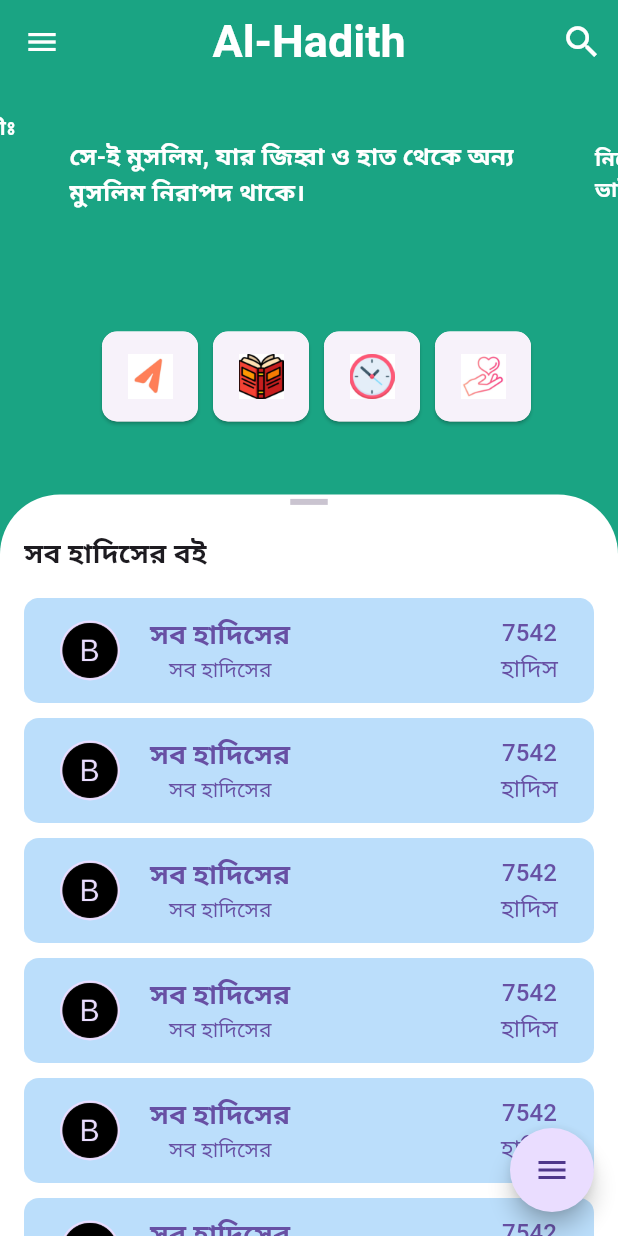
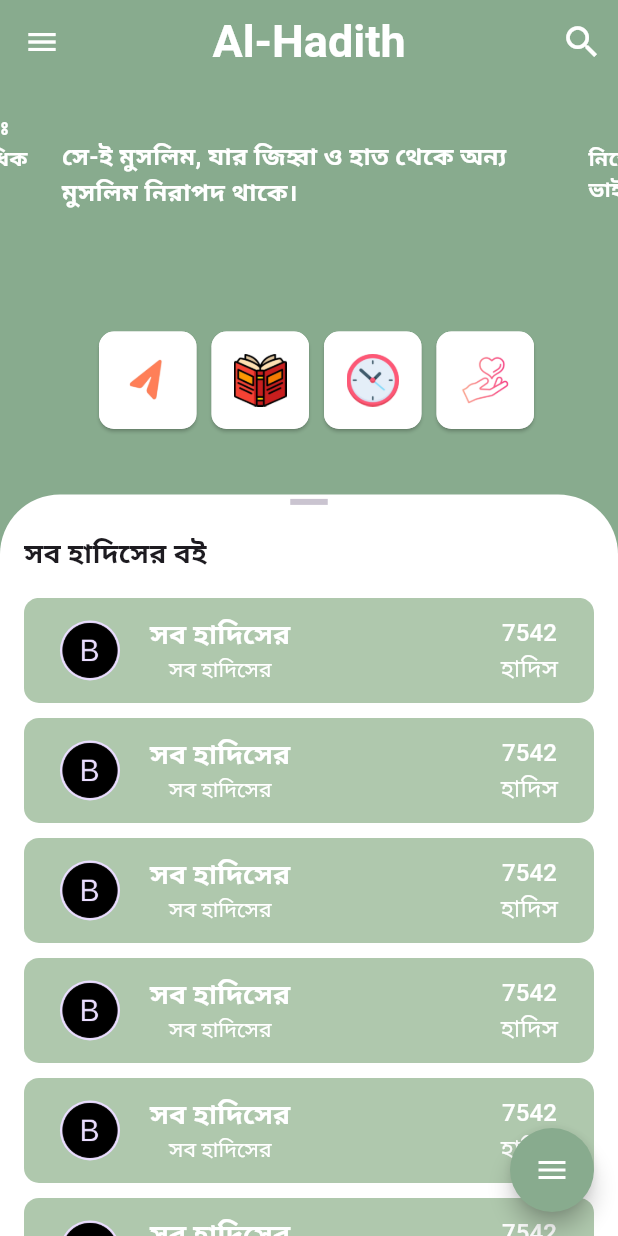
Before and after one commit to faisaldevs/al-hadith, a Flutter app: the screen it shows after launch, on a phone screen of 412 x 824 dp. Run offline on Flutter 3.47's test engine with Material 3 defaults, Android fonts, the phone set to English and light mode, and no system bars; drawn by our look-alikes of carousel_slider, flutter_advanced_drawer, flutter_speed_dial; our stand-ins replace drift, get; accounts and stored records are empty.

Commit message:
new look and  icon pblm solved

```diff
--- a/lib/app/screens/drawer/drawer.dart
+++ b/lib/app/screens/drawer/drawer.dart
@@ -1,5 +1,6 @@
 import 'package:flutter/material.dart';
 import 'package:flutter_advanced_drawer/flutter_advanced_drawer.dart';
+import 'package:get/get.dart';
 
 import '../../theme/app_colors.dart';
 import '../home_page/floating_button/floating_button.dart';
@@ -25,7 +26,7 @@ class _HomePageState extends State<HomePage> {
           gradient: LinearGradient(
             begin: Alignment.topLeft,
             end: Alignment.bottomRight,
-            colors: [AppColors.primaryGreen, AppColors.transparentGrey.withOpacity(1.0)],
+            colors: [AppColors.primaryGreen, AppColors.primaryColor.withOpacity(1)],
           ),
         ),
       ),
@@ -55,9 +56,10 @@ class _HomePageState extends State<HomePage> {
             child: Column(
               mainAxisSize: MainAxisSize.max,
               children: [
+                SizedBox(height: 12,),
                 Container(
-                  width: 128.0,
-                  height: 128.0,
+                  width: Get.width,
+                  height: 120.0,
                   margin: const EdgeInsets.only(
                     top: 24.0,
                     bottom: 64.0,
@@ -68,29 +70,58 @@ class _HomePageState extends State<HomePage> {
                     shape: BoxShape.circle,
                   ),
                   child: Image.asset(
-                    'assets/listTile.png',
+                    'assets/logo/logo2.png',
                   ),
                 ),
-                ListTile(
+                // Divider(color: Colors.black,height: 5,),
+                Card(
+                  color: AppColors.primaryColor,
+                  shadowColor: Colors.black,
+                  elevation: 5,
+                  child: ListTile(
                     onTap: () {},
                     leading: Icon(Icons.home),
                     title: Text('Home'),
                   ),
-                ListTile(
+                ),
+                // Divider(color: Colors.black,height: 5,),
+
+                Card(
+                  color: AppColors.primaryColor,
+                  shadowColor:Colors.black,
+                  elevation: 5,
+                  child: ListTile(
                     onTap: () {},
                     leading: Icon(Icons.account_circle_rounded),
                     title: Text('Profile'),
                   ),
-                ListTile(
+                ),
+                // Divider(color: Colors.black,height: 5,),
+
+                Card(
+                  color: AppColors.primaryColor,
+                  shadowColor:Colors.black,
+                  elevation: 5,
+                  child: ListTile(
                     onTap: () {},
                     leading: Icon(Icons.favorite),
                     title: Text('Favourites'),
                   ),
-                ListTile(
+                ),
+                // Divider(color: Colors.black,height: 5,),
+
+                Card(
+                  color: AppColors.primaryColor,
+                  shadowColor:Colors.black,
+                  elevation: 5,
+                  child: ListTile(
                     onTap: () {},
                     leading: Icon(Icons.settings),
                     title: Text('Settings'),
                   ),
+                ),
+                // Divider(color: Colors.black,height: 5,),
+
                 Spacer(),
                 DefaultTextStyle(
                   style: TextStyle(
--- a/lib/app/screens/global_components/custom_icon_button.dart
+++ b/lib/app/screens/global_components/custom_icon_button.dart
@@ -1,3 +1,4 @@
+import 'package:al_hadith/app/theme/app_colors.dart';
 import 'package:flutter/material.dart';
 
 class CustomIconButtons extends StatelessWidget {
@@ -11,8 +12,9 @@ class CustomIconButtons extends StatelessWidget {
       margin: const EdgeInsets.only(left: 10),
       // padding: const EdgeInsets.all(15),
       decoration: const BoxDecoration(
-        color: Colors.white,
+        color: AppColors.white,
         borderRadius: BorderRadius.all(Radius.circular(10)),
+
       ),
       child: ElevatedButton(
         style: ButtonStyle(
@@ -24,12 +26,16 @@ class CustomIconButtons extends StatelessWidget {
               borderRadius: BorderRadius.circular(10),
             ),
           ),
+          backgroundColor: MaterialStatePropertyAll(
+            AppColors.white
+          )
         ),
         child: Image.asset(
           imageUrl,
-          width: 30,
+          width: 35,
         ),
         onPressed: () {},
+
       ),
     );
   }
--- a/lib/app/screens/home_page/components/home_list_tile.dart
+++ b/lib/app/screens/home_page/components/home_list_tile.dart
@@ -1,11 +1,10 @@
+import 'package:al_hadith/app/theme/app_colors.dart';
 import 'package:al_hadith/utils/assets_links.dart';
 import 'package:flutter/material.dart';
 import 'package:get/get.dart';
 
 class HomeListTile extends StatelessWidget {
-  const HomeListTile({super.key, required this.onPressed});
-  final Function() onPressed;
-
+  const HomeListTile({super.key, required Function() onPressed});
 
   @override
   Widget build(BuildContext context) {
@@ -20,7 +19,7 @@ class HomeListTile extends StatelessWidget {
               // padding: MaterialStatePropertyAll(EdgeInsets.zero),
               elevation: const MaterialStatePropertyAll(0),
               backgroundColor: MaterialStatePropertyAll(
-                Colors.blue[100],
+              AppColors.primaryGreen,
               ),
               // side: MaterialStatePropertyAll(BorderSide()),
               shape: MaterialStatePropertyAll(
@@ -28,7 +27,7 @@ class HomeListTile extends StatelessWidget {
                   borderRadius: BorderRadius.circular(10),
                 ),
               )),
-          onPressed: onPressed,
+          onPressed: () {},
           child: Row(
             mainAxisAlignment: MainAxisAlignment.spaceBetween,
             crossAxisAlignment: CrossAxisAlignment.center,
@@ -53,12 +52,12 @@ class HomeListTile extends StatelessWidget {
                       children: [
                         Text(
                           "সব হাদিসের",
-                          style: TextStyle(
+                          style: TextStyle(color: AppColors.white,
                               fontWeight: FontWeight.w600, fontSize: 18),
                         ),
                         Text(
                           "সব হাদিসের",
-                          style: TextStyle(
+                          style: TextStyle(color: AppColors.white,
                               fontWeight: FontWeight.normal, fontSize: 14),
                         ),
                       ],
@@ -71,11 +70,13 @@ class HomeListTile extends StatelessWidget {
                 children: [
                   Text(
                     "7542",
-                    style: TextStyle(fontSize: 16, fontWeight: FontWeight.w500),
+                    style: TextStyle(
+                        color: AppColors.white,fontSize: 16, fontWeight: FontWeight.w500),
                   ),
                   Text(
                     "হাদিস",
-                    style: TextStyle(fontSize: 16, fontWeight: FontWeight.w500),
+                    style: TextStyle(
+                        color: AppColors.white,fontSize: 16, fontWeight: FontWeight.w500),
                   ),
                 ],
               )
--- a/lib/app/screens/home_page/floating_button/floating_button.dart
+++ b/lib/app/screens/home_page/floating_button/floating_button.dart
@@ -1,3 +1,4 @@
+import 'package:al_hadith/app/theme/app_colors.dart';
 import 'package:flutter/material.dart';
 import 'package:flutter_speed_dial/flutter_speed_dial.dart';
 
@@ -9,8 +10,10 @@ class FloatingActionBtn extends StatelessWidget {
   @override
   Widget build(BuildContext context) {
     return SpeedDial(
-      overlayColor: Colors.white,
-      overlayOpacity: 0.3,
+      backgroundColor: AppColors.primaryColor,
+      foregroundColor: AppColors.white,
+      overlayColor: Colors.transparent,
+      overlayOpacity: 0.0,
       animatedIcon: AnimatedIcons.menu_close,
       childrenButtonSize: const Size(50, 50),
       children: [
--- a/lib/app/screens/home_page/homeDetails.dart
+++ b/lib/app/screens/home_page/homeDetails.dart
@@ -50,7 +50,7 @@ class HomeDetails extends StatelessWidget {
                 alignment: Alignment.bottomCenter,
                 child: Container(
                   decoration: const BoxDecoration(
-                    color: Colors.white,
+                    color: AppColors.white,
                     borderRadius: BorderRadius.only(
                         topLeft: Radius.circular(40),
                         topRight: Radius.circular(40)),
@@ -84,7 +84,7 @@ class HomeDetails extends StatelessWidget {
                         child: ListView.builder(
                           // // scrollDirection: Axis.vertical,
                           shrinkWrap: true,
-                          itemCount: 40,
+                          itemCount: items.length,
                           itemBuilder: (BuildContext context, int index) {
                             return HomeListTile(onPressed: () {  },);
                           },
--- a/lib/app/screens/slider/slider.dart
+++ b/lib/app/screens/slider/slider.dart
@@ -1,5 +1,6 @@
 import 'package:carousel_slider/carousel_slider.dart';
 import 'package:flutter/material.dart';
+import 'package:get/get.dart';
 
 import '../../theme/app_colors.dart';
 
@@ -12,17 +13,20 @@ class MyImageSlider extends StatelessWidget {
   Widget build(BuildContext context) {
     return CarouselSlider(
       options: CarouselOptions(
-        height: 120.0, // Adjust the height of the slider
+
+        height: 120.0,
+        // Adjust the height of the slider
         autoPlay: true, // Set to true for automatic sliding
         enlargeCenterPage:
-            true, // Set to true for the center image to be larger
+            true,
+
       ),
       items: texts.map((text) {
         return Builder(
           builder: (BuildContext context) {
             return Container(
-              width: MediaQuery.of(context).size.width,
-              margin: const EdgeInsets.symmetric(horizontal: 5.0),
+              width: Get.width,
+              margin: const EdgeInsets.all(0),
               decoration: const BoxDecoration(
                 color: AppColors.primaryColor,
               ),
@@ -33,7 +37,7 @@ class MyImageSlider extends StatelessWidget {
                       decoration: TextDecoration.none,
                       fontSize: 16,
                       fontWeight: FontWeight.bold,
-                      color: Colors.white),
+                      color:  AppColors.white),
                 ),
               ),
             );
--- a/lib/app/theme/app_colors.dart
+++ b/lib/app/theme/app_colors.dart
@@ -1,13 +1,13 @@
 import 'package:flutter/material.dart';
 
 class AppColors {
-  static const Color primaryColor = Color.fromRGBO(26, 164, 131, 1);
+  static const Color primaryColor = Color.fromRGBO(136,171, 142,1);
   static const Color lightGrey = Color.fromRGBO(244, 244, 244, 1);
   static const Color darkGrey = Color.fromRGBO(93, 100, 111, 1);
   static const Color white = Color.fromRGBO(255, 255, 255, 1);
   static const Color semiTransparentGrey = Color.fromRGBO(53, 53, 53, 0.5);
   static const Color opaqueGrey = Color.fromRGBO(53, 53, 53, 1);
-  static const Color primaryGreen = Color.fromRGBO(17, 144, 114, 1);
+  static const Color primaryGreen = Color.fromRGBO(175, 200, 173, 1);
   static const Color transparentGrey = Color.fromRGBO(53, 53, 53, 0.3);
   static const Color lightBackground = Color.fromRGBO(239, 239, 239, 1);
   static const Color transparentWhite = Color.fromRGBO(255, 255, 255, 0.3);
--- a/lib/utils/assets_links.dart
+++ b/lib/utils/assets_links.dart
@@ -1,8 +1,8 @@
 class ImageLink{
-  static String bodyImage1 = "assets/body_icon/icon1.jpeg";
-  static String bodyImage2 = "assets/body_icon/icon2.jpeg";
-  static String bodyImage3= "assets/body_icon/icon3.jpeg";
-  static String bodyImage4= "assets/body_icon/icon4.jpeg";
+  static String bodyImage1 = "assets/body_icon/icon1.png";
+  static String bodyImage2 = "assets/body_icon/icon2.png";
+  static String bodyImage3= "assets/body_icon/icon3.png";
+  static String bodyImage4= "assets/body_icon/icon4.png";
 
 
   static String listTile= "assets/listTile.png";
--- a/pubspec.yaml
+++ b/pubspec.yaml
@@ -69,6 +69,7 @@ flutter:
   assets:
     - assets/body_icon/
     - assets/action_icons/
+    - assets/logo/
     - assets/
   #   - images/a_dot_burr.jpeg
   #   - images/a_dot_ham.jpeg
```
Also changed, not shown: assets/body_icon/icon1.jpeg (deleted), assets/body_icon/icon1.png (added), assets/body_icon/icon2.jpeg (deleted), assets/body_icon/icon2.png (added), assets/body_icon/icon3.jpeg (deleted), assets/body_icon/icon3.png (added), assets/body_icon/icon4.jpeg (deleted), assets/body_icon/icon4.png (added), assets/logo/icon2.png (added), assets/logo/logo1.png (added), assets/logo/logo2.png (added). Lines whose indentation alone changed are shown as unchanged.
